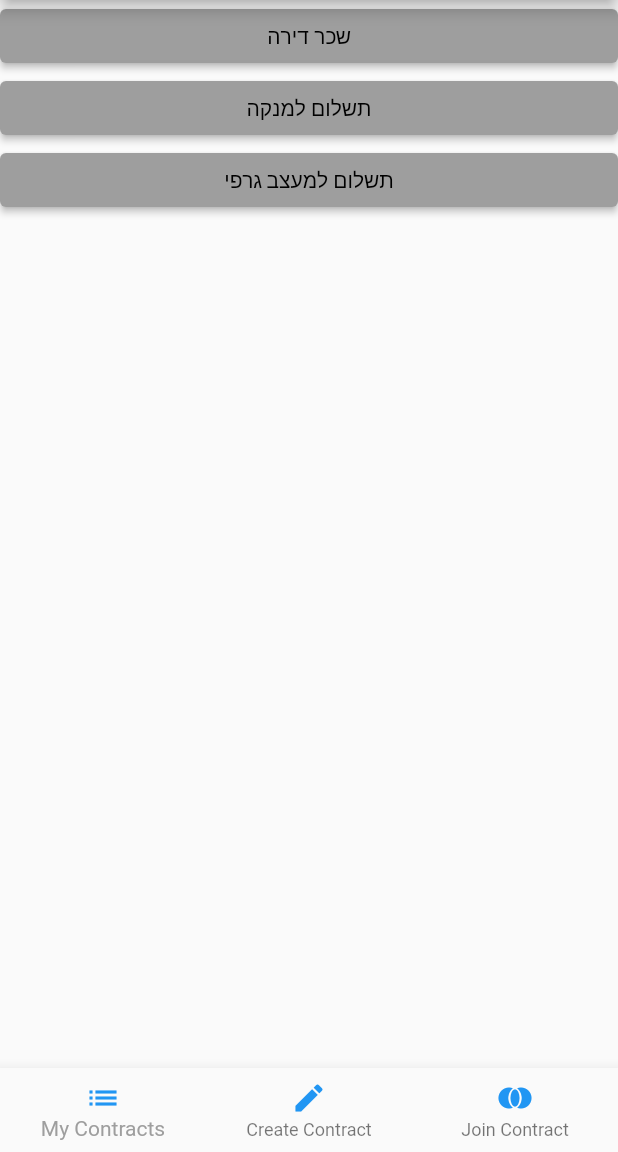
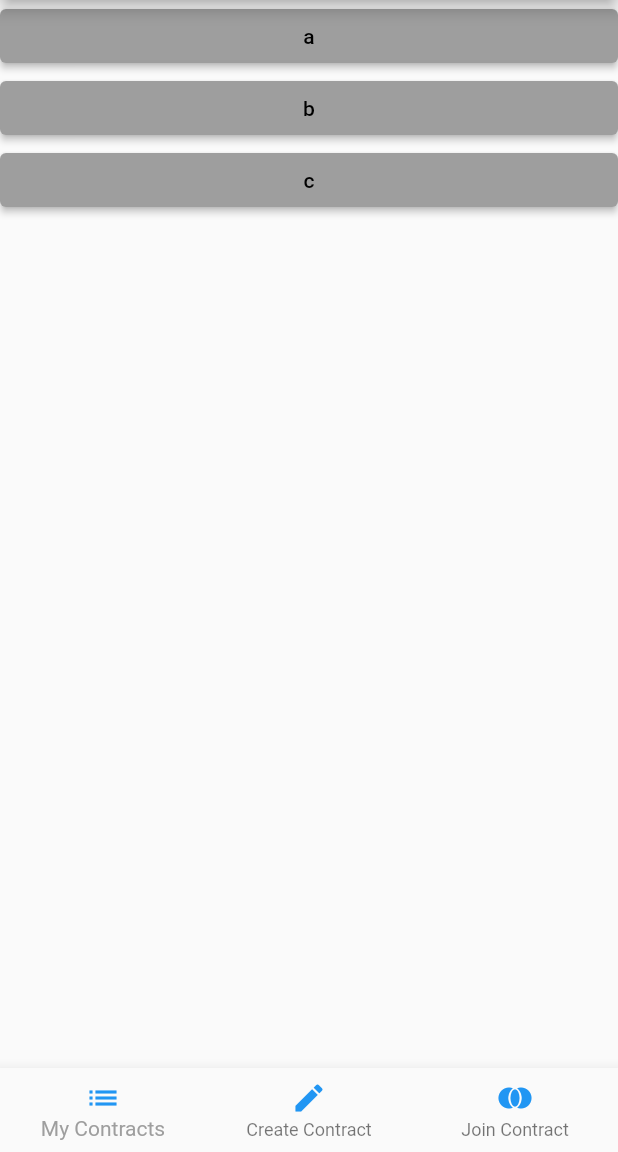
Before and after one commit to ronmegini/Flutter-Smartswap-App, a Flutter app: the screen it shows after launch, on a phone screen of 412 x 824 dp, the part 84-1236 px from its top. Run offline on Flutter 3.47's test engine with Material 2 defaults, Android fonts, the phone set to English and light mode, and no system bars.

Commit message:
Dynamic details page

```diff
--- a/lib/screens/contracts.dart
+++ b/lib/screens/contracts.dart
@@ -11,23 +11,27 @@ class ContractsScreen extends StatelessWidget {
 class ContractsTable extends StatelessWidget {
   ContractsTable({super.key});
 
-  final List<String> items = ['שכר דירה', 'תשלום למנקה', 'תשלום למעצב גרפי'];
+  List<Map<String, dynamic>> contracts = [
+    {'name': 'a', 'desc': 'a'},
+    {'name': 'b', 'desc': 'b'},
+    {'name': 'c', 'desc': 'c'}
+  ];
 
   @override
   Widget build(BuildContext context) {
     return Table(
       children: [
-        for (var item in items)
+        for (var contract in contracts)
           TableRow(
             children: [
               ElevatedButton(
-                child: Text(item),
+                child: Text(contract['name']),
                 onPressed: () {
                   Navigator.push(
                       context,
                       MaterialPageRoute(
-                        builder: (context) => DetailsScreen(),
-                      ));
+                          builder: (context) => DetailsScreen(),
+                          settings: RouteSettings(arguments: contract)));
                 },
               ),
             ],
@@ -38,14 +42,16 @@ class ContractsTable extends StatelessWidget {
 }
 
 class DetailsScreen extends StatelessWidget {
+  DetailsScreen({super.key});
   @override
   Widget build(BuildContext context) {
+    final Map argument = ModalRoute.of(context)!.settings.arguments as Map;
     return Scaffold(
       appBar: AppBar(
-        title: Text('Details'),
+        title: Text(argument['name']),
       ),
-      body: const Center(
-        child: Text('This is the details screen'),
+      body: Center(
+        child: Text(argument['desc']),
       ),
     );
   }
```
